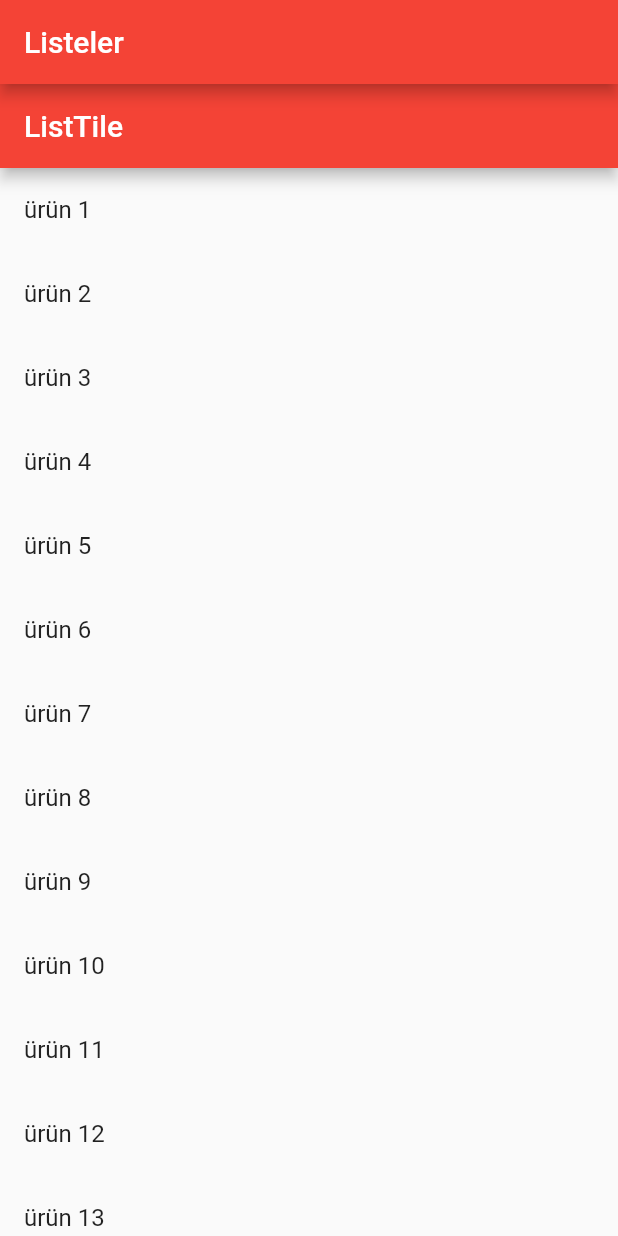
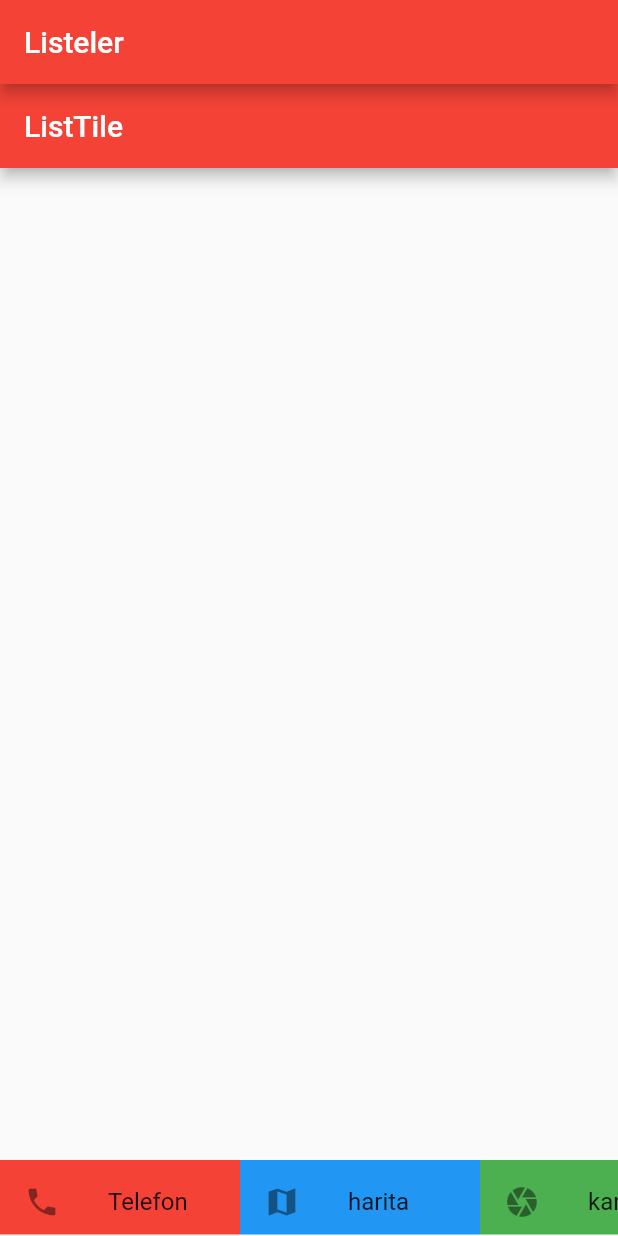
Before and after one commit to emralyilmaz/training_listeler, a Flutter app: the screen it shows after launch, on a phone screen of 412 x 824 dp. Run offline on Flutter 3.47's test engine with Material 2 defaults, Android fonts, the phone set to English and light mode, and no system bars.

Commit message:
yatay_liste

```diff
--- a/lib/main.dart
+++ b/lib/main.dart
@@ -23,19 +23,121 @@ class FormWidget extends StatefulWidget {
 }
 
 class _FormWidgetState extends State<FormWidget> {
-  final urunler = List<String>.generate(1000, (i) => "ürün ${i + 1}");
   @override
   Widget build(BuildContext context) {
     return Scaffold(
-        appBar: AppBar(
-          title: Text("ListTile"),
+      appBar: AppBar(
+        title: Text("ListTile"),
+      ),
+      body: Align(
+        alignment: Alignment.bottomCenter,
+        child: Container(
+          margin: EdgeInsets.symmetric(
+            vertical: 1.0,
+          ),
+          height: 50,
+          child: ListView(
+            scrollDirection: Axis.horizontal,
+            children: <Widget>[
+              Container(
+                width: 160.0,
+                color: Colors.red,
+                child: GestureDetector(
+                  onTap: () {
+                    print("telefon tıklandı");
+                  },
+                  child: Center(
+                    child: Stack(
+                      children: <Widget>[
+                        ListTile(
+                          leading: Icon(Icons.phone),
+                          title: Text("Telefon"),
+                        )
+                      ],
+                    ),
+                  ),
+                ),
+              ),
+              Container(
+                width: 160.0,
+                color: Colors.blue,
+                child: GestureDetector(
+                  onTap: () {
+                    print("harita tıklandı");
+                  },
+                  child: Center(
+                    child: Stack(
+                      children: <Widget>[
+                        ListTile(
+                          leading: Icon(Icons.map),
+                          title: Text("harita"),
+                        )
+                      ],
+                    ),
+                  ),
+                ),
+              ),
+              Container(
+                width: 160.0,
+                color: Colors.green,
+                child: GestureDetector(
+                  onTap: () {
+                    print("kamera tıklandı");
+                  },
+                  child: Center(
+                    child: Stack(
+                      children: <Widget>[
+                        ListTile(
+                          leading: Icon(Icons.camera),
+                          title: Text("kamera"),
+                        )
+                      ],
+                    ),
+                  ),
+                ),
+              ),
+              Container(
+                width: 160.0,
+                color: Colors.yellow,
+                child: GestureDetector(
+                  onTap: () {
+                    print("ayarlar tıklandı");
+                  },
+                  child: Center(
+                    child: Stack(
+                      children: <Widget>[
+                        ListTile(
+                          leading: Icon(Icons.settings),
+                          title: Text("ayarlar"),
+                        )
+                      ],
+                    ),
+                  ),
+                ),
+              ),
+              Container(
+                width: 160.0,
+                color: Colors.grey,
+                child: GestureDetector(
+                  onTap: () {
+                    print("rehber tıklandı");
+                  },
+                  child: Center(
+                    child: Stack(
+                      children: <Widget>[
+                        ListTile(
+                          leading: Icon(Icons.person),
+                          title: Text("rehber"),
+                        )
+                      ],
+                    ),
+                  ),
+                ),
+              ),
+            ],
+          ),
         ),
-        body: ListView.builder(
-            itemCount: urunler.length,
-            itemBuilder: (context, index) {
-              return ListTile(
-                title: Text("${urunler[index]}"),
-              );
-            }));
+      ),
+    );
   }
 }
```
